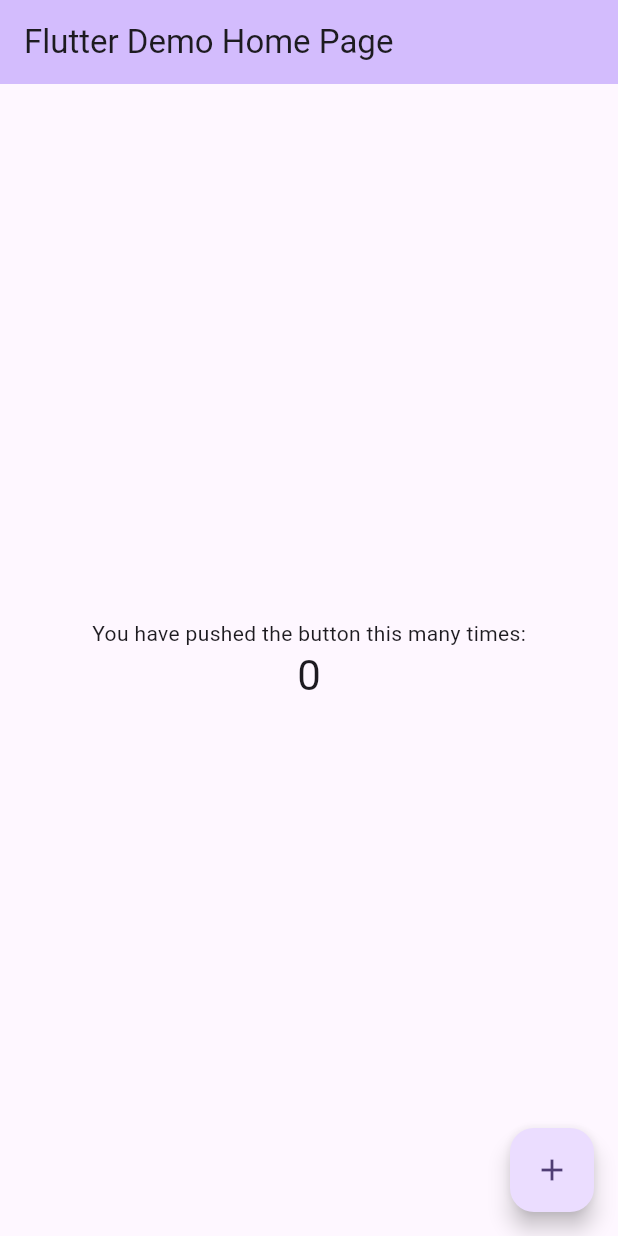
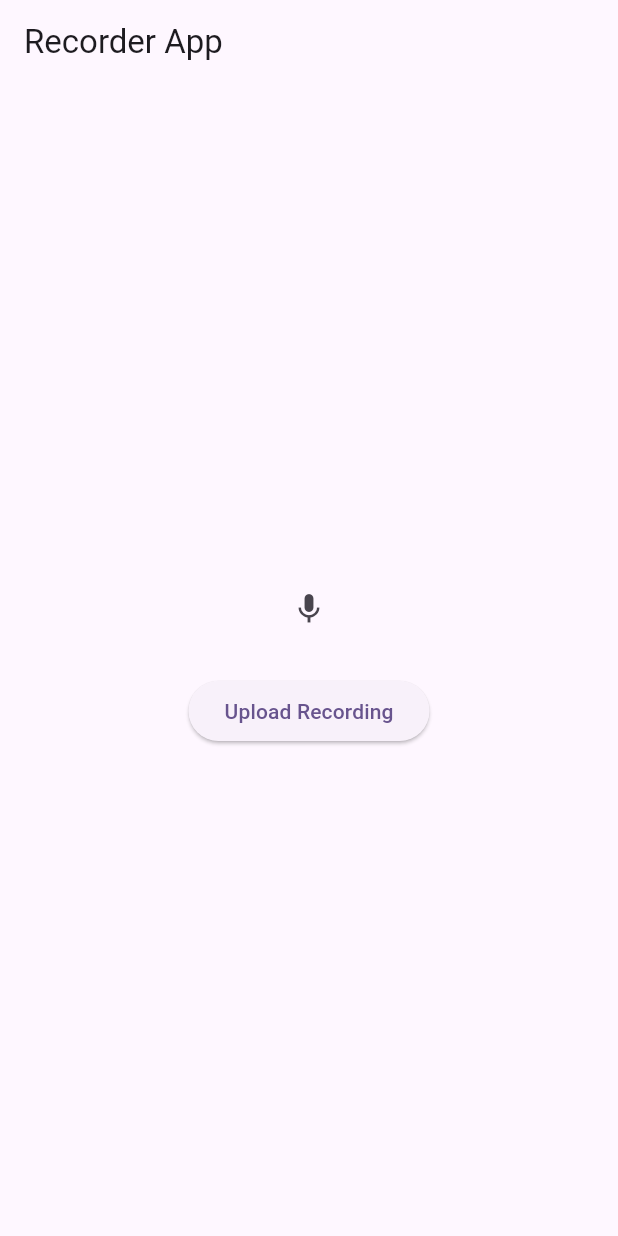
Before and after one commit to ljy2855/bflat_app, a Flutter app: the screen it shows after launch, on a phone screen of 412 x 824 dp. Run offline on Flutter 3.47's test engine with Material 3 defaults, Android fonts, the phone set to English and light mode, and no system bars; missing offline and left inert: record.

Commit message:
feat: test record service

```diff
--- a/lib/main.dart
+++ b/lib/main.dart
@@ -1,4 +1,7 @@
+import 'package:bflat_app/providers/recording_provider.dart';
+import 'package:bflat_app/screens/recording_sreeen.dart';
 import 'package:flutter/material.dart';
+import 'package:provider/provider.dart';
 
 void main() {
   runApp(const MyApp());
@@ -10,28 +13,17 @@
   // This widget is the root of your application.
   @override
   Widget build(BuildContext context) {
-    return MaterialApp(
-      title: 'Flutter Demo',
-      theme: ThemeData(
-        // This is the theme of your application.
-        //
-        // TRY THIS: Try running your application with "flutter run". You'll see
-        // the application has a purple toolbar. Then, without quitting the app,
-        // try changing the seedColor in the colorScheme below to Colors.green
-        // and then invoke "hot reload" (save your changes or press the "hot
-        // reload" button in a Flutter-supported IDE, or press "r" if you used
-        // the command line to start the app).
-        //
-        // Notice that the counter didn't reset back to zero; the application
-        // state is not lost during the reload. To reset the state, use hot
-        // restart instead.
-        //
-        // This works for code too, not just values: Most code changes can be
-        // tested with just a hot reload.
-        colorScheme: ColorScheme.fromSeed(seedColor: Colors.deepPurple),
-        useMaterial3: true,
-      ),
-      home: const MyHomePage(title: 'Flutter Demo Home Page'),
+    return ChangeNotifierProvider(
+      create: (context) => RecordingProvider(),
+      child: MaterialApp(
+          title: 'Recorder App',
+          theme: ThemeData(
+            colorScheme: ColorScheme.fromSeed(seedColor: Colors.deepPurple),
+            useMaterial3: true,
+          ),
+          home: RecordScreen(
+            key: key,
+          )),
     );
   }
 }
--- /dev/null
+++ b/lib/providers/recording_provider.dart
@@ -0,0 +1,24 @@
+import 'package:flutter/material.dart';
+import '../services/recorder_service.dart';
+
+class RecordingProvider with ChangeNotifier {
+  final RecorderService _recorderService = RecorderService();
+  bool _isRecording = false;
+
+  bool get isRecording => _isRecording;
+
+  Future<void> toggleRecording() async {
+    if (_isRecording) {
+      await _recorderService.stopRecording();
+    } else {
+      await _recorderService.startRecording();
+    }
+    _isRecording = !_isRecording;
+    notifyListeners();
+  }
+
+  Future<bool> uploadRecording(String url) async {
+    bool result = await _recorderService.uploadRecording(url);
+    return result;
+  }
+}
--- /dev/null
+++ b/lib/screens/recording_sreeen.dart
@@ -0,0 +1,40 @@
+import 'package:flutter/material.dart';
+import 'package:provider/provider.dart';
+import '../providers/recording_provider.dart';
+
+class RecordScreen extends StatelessWidget {
+  const RecordScreen({super.key});
+
+  @override
+  Widget build(BuildContext context) {
+    final recordingProvider = Provider.of<RecordingProvider>(context);
+    return Scaffold(
+      appBar: AppBar(title: const Text('Recorder App')),
+      body: Center(
+        child: Column(
+          mainAxisAlignment: MainAxisAlignment.center,
+          children: <Widget>[
+            IconButton(
+              icon:
+                  Icon(recordingProvider.isRecording ? Icons.stop : Icons.mic),
+              onPressed: () => recordingProvider.toggleRecording(),
+            ),
+            const SizedBox(height: 20),
+            ElevatedButton(
+              onPressed: () async {
+                bool success = await recordingProvider
+                    .uploadRecording('https://yourserver.com/upload');
+                ScaffoldMessenger.of(context).showSnackBar(
+                  SnackBar(
+                      content: Text(
+                          success ? 'Upload successful' : 'Upload failed')),
+                );
+              },
+              child: const Text('Upload Recording'),
+            ),
+          ],
+        ),
+      ),
+    );
+  }
+}
--- /dev/null
+++ b/lib/services/recorder_service.dart
@@ -0,0 +1,37 @@
+import 'package:path_provider/path_provider.dart';
+import 'package:record/record.dart';
+import 'package:intl/intl.dart';
+import 'http_client_service.dart'; // HttpClientService를 import
+
+class RecorderService {
+  final AudioRecorder _recorder = AudioRecorder();
+  String? _localPath;
+  final HttpClientService _httpClientService =
+      HttpClientService(); // HttpClientService 인스턴스 생성
+
+  Future<void> startRecording() async {
+    if (await _recorder.hasPermission()) {
+      final directory = await getApplicationDocumentsDirectory();
+      // 현재 날짜와 시간을 '년월일_시분초' 형식으로 포맷팅
+      final formattedDateTime =
+          DateFormat('yyyyMMdd_HHmmss').format(DateTime.now());
+      final localPath =
+          '${directory.path}/recording_$formattedDateTime.mp4'; // 파일 확장자는 필요에 따라 변경 가능
+      await _recorder.start(const RecordConfig(), path: localPath); // 녹음 시작
+      _localPath = localPath; // localPath 상태 업데이트
+    }
+  }
+
+  Future<void> stopRecording() async {
+    await _recorder.stop(); // 녹음 중지
+  }
+
+  Future<String?> get localPath async {
+    return _localPath; // 녹음 파일 경로 반환
+  }
+
+  Future<bool> uploadRecording(String url) async {
+    if (_localPath == null) return false;
+    return _httpClientService.uploadFile(_localPath!); // 수정된 부분
+  }
+}
--- a/pubspec.yaml
+++ b/pubspec.yaml
@@ -30,7 +30,11 @@ environment:
 dependencies:
   flutter:
     sdk: flutter
-
+  provider: ^6.0.0
+  http: ^0.13.3
+  path_provider: ^2.0.1
+  record: ^5.0.5
+  intl: ^0.19.0
 
   # The following adds the Cupertino Icons font to your application.
   # Use with the CupertinoIcons class for iOS style icons.
```
Also changed, not shown: lib/services/http_client_service.dart (added, +20 -0 lines), pubspec.lock, 11 other files.
